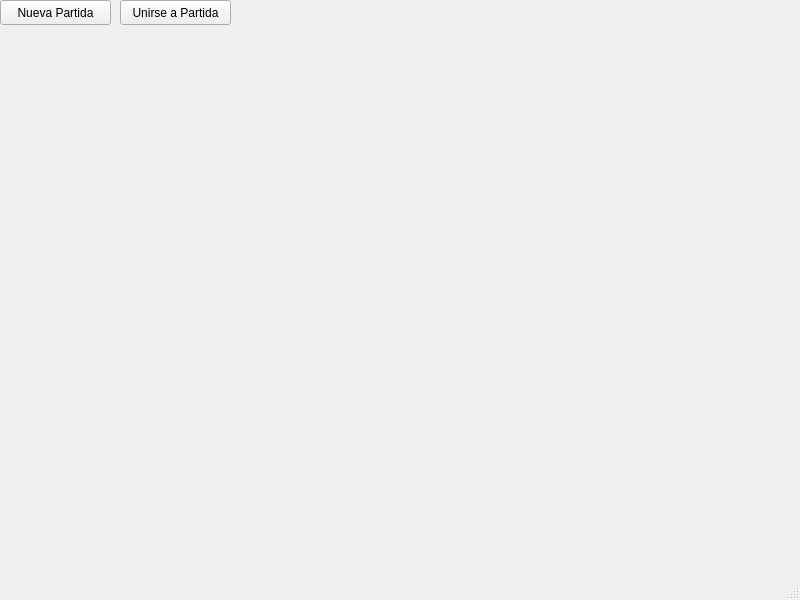
The window that login/login/src/mainwindow.ui (nazar9318/taller-tpFinal-1c2021) describes before a commit, drawn with Qt 5.
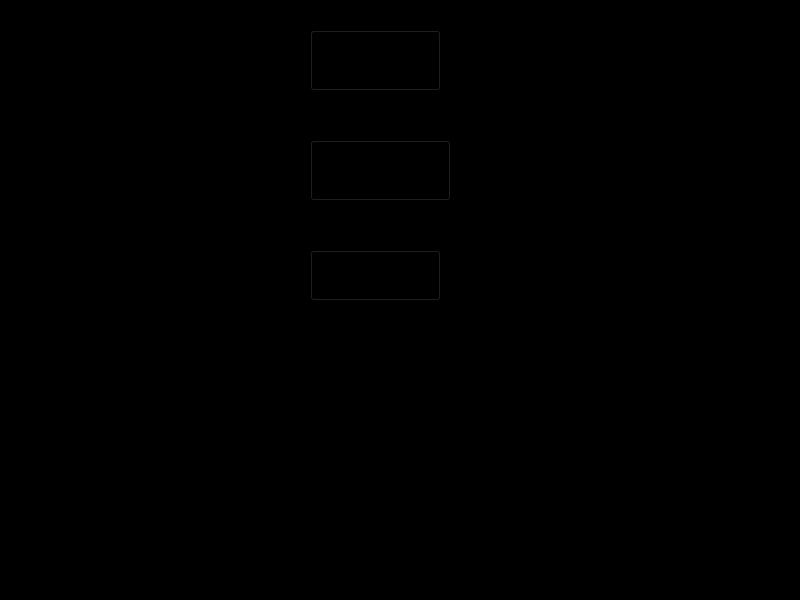
The same window after the commit.

Diff of the .ui file:
```diff
--- a/login/login/src/mainwindow.ui
+++ b/login/login/src/mainwindow.ui
@@ -13,14 +13,30 @@
   <property name="windowTitle">
    <string>MainWindow</string>
   </property>
+  <property name="styleSheet">
+   <string notr="true">background-color: rgb(0, 0, 0);</string>
+  </property>
   <widget class="QWidget" name="centralwidget">
-   <widget class="QPushButton" name="NuevaPartida">
+   <widget class="QStackedWidget" name="stackedWidget">
     <property name="geometry">
      <rect>
       <x>0</x>
-      <y>0</y>
-      <width>111</width>
-      <height>25</height>
+      <y>-20</y>
+      <width>801</width>
+      <height>661</height>
+     </rect>
+    </property>
+    <property name="currentIndex">
+     <number>0</number>
+    </property>
+    <widget class="QWidget" name="page_7">
+     <widget class="QPushButton" name="NuevaPartida">
+      <property name="geometry">
+       <rect>
+        <x>310</x>
+        <y>50</y>
+        <width>131</width>
+        <height>61</height>
      </rect>
     </property>
     <property name="text">
@@ -30,15 +46,36 @@
    <widget class="QPushButton" name="UnirsePartida">
     <property name="geometry">
      <rect>
-      <x>120</x>
-      <y>0</y>
-      <width>111</width>
-      <height>25</height>
+        <x>310</x>
+        <y>160</y>
+        <width>141</width>
+        <height>61</height>
      </rect>
     </property>
     <property name="text">
      <string>Unirse a Partida</string>
     </property>
+     </widget>
+     <widget class="QPushButton" name="pushButton">
+      <property name="geometry">
+       <rect>
+        <x>310</x>
+        <y>270</y>
+        <width>131</width>
+        <height>51</height>
+       </rect>
+      </property>
+      <property name="text">
+       <string>Salir</string>
+      </property>
+     </widget>
+    </widget>
+    <widget class="QWidget" name="page_9"/>
+    <widget class="QWidget" name="page_8">
+     <property name="styleSheet">
+      <string notr="true">background-color: rgb(255, 0, 0);</string>
+     </property>
+    </widget>
    </widget>
   </widget>
   <widget class="QMenuBar" name="menubar">
```
Lines whose indentation alone changed are shown as unchanged.
